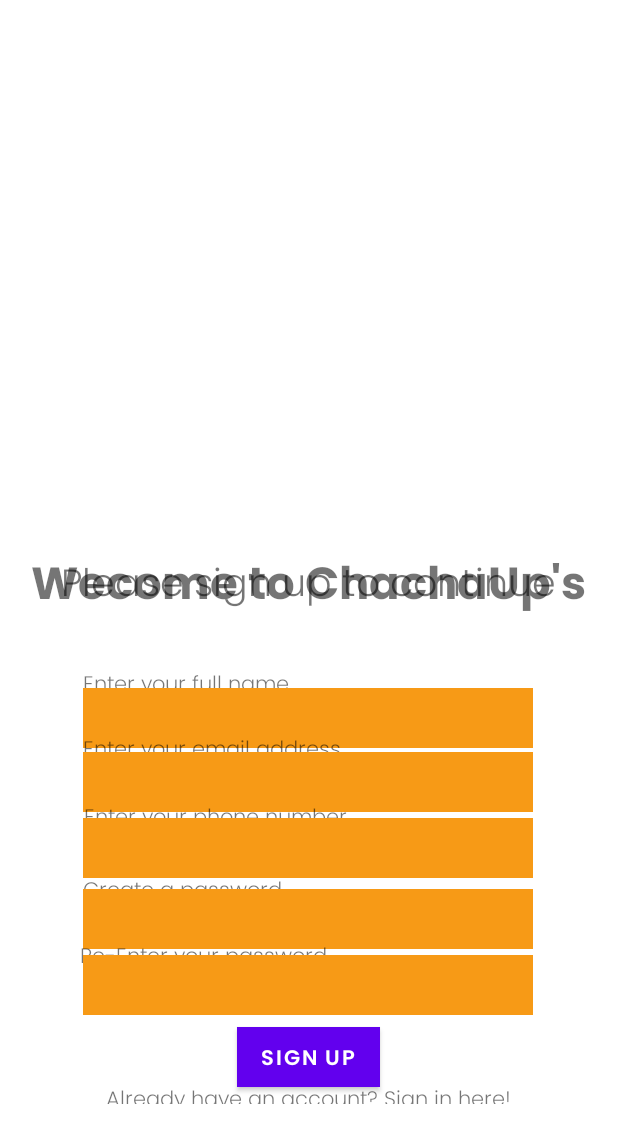
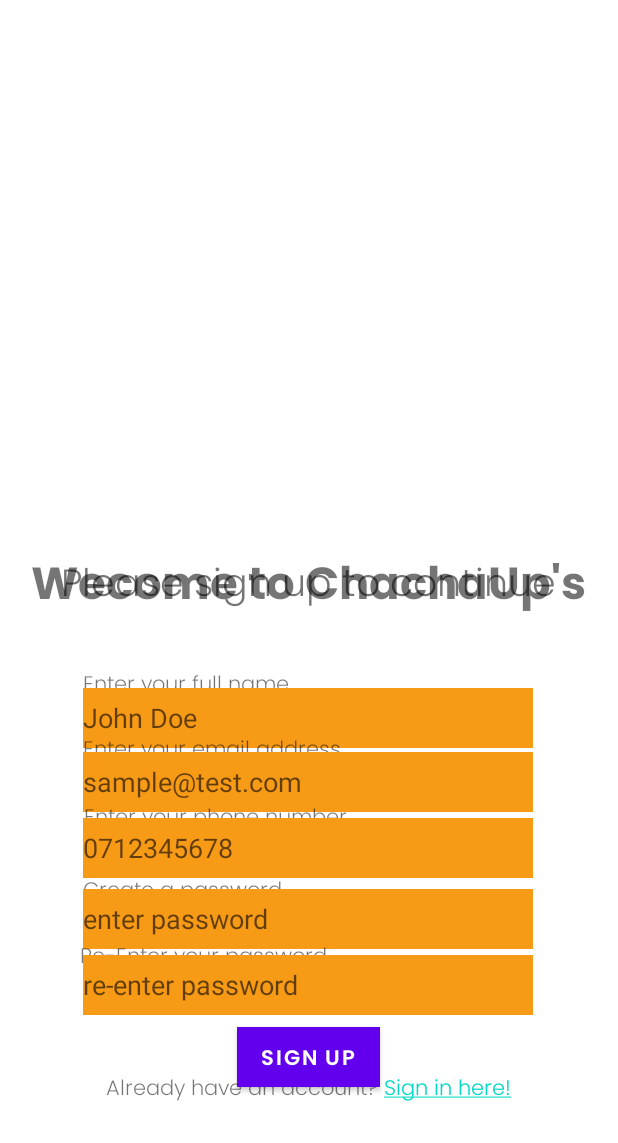
Before and after one commit to chacha-john/chachaup, an Android app: the SignUp screen opened directly, with no data from a screen before it, on a phone screen of 412 x 824 dp. Shown: the top 1143 px of the screen. Run offline under Robolectric (Android 15) with nearby library versions, the phone set to English and light mode, and no system bars; our stand-ins replace ButterKnife.

Commit message:
fix - add hints to editText fields

```diff
--- a/app/src/main/res/layout/sign_up.xml
+++ b/app/src/main/res/layout/sign_up.xml
@@ -65,6 +65,7 @@
         android:layout_height="40dp"
         android:background="@color/text_box_color"
         android:ems="10"
+        android:hint="John Doe"
         android:inputType="textPersonName"
         app:layout_constraintBottom_toBottomOf="parent"
         app:layout_constraintEnd_toEndOf="parent"
@@ -92,6 +93,7 @@
         android:layout_height="40dp"
         android:background="@color/text_box_color"
         android:ems="10"
+        android:hint="sample@test.com"
         android:inputType="textEmailAddress"
         app:layout_constraintBottom_toBottomOf="parent"
         app:layout_constraintEnd_toEndOf="parent"
@@ -119,6 +121,7 @@
         android:layout_height="40dp"
         android:background="@color/text_box_color"
         android:ems="10"
+        android:hint="0712345678"
         android:inputType="phone"
         app:layout_constraintBottom_toBottomOf="parent"
         app:layout_constraintEnd_toEndOf="parent"
@@ -145,6 +148,7 @@
         android:layout_height="40dp"
         android:background="@color/text_box_color"
         android:ems="10"
+        android:hint="enter password"
         android:inputType="textPassword"
         app:layout_constraintBottom_toBottomOf="parent"
         app:layout_constraintEnd_toEndOf="parent"
@@ -172,6 +176,7 @@
         android:layout_height="40dp"
         android:background="@color/text_box_color"
         android:ems="10"
+        android:hint="re-enter password"
         android:inputType="textPassword"
         app:layout_constraintBottom_toBottomOf="parent"
         app:layout_constraintEnd_toEndOf="parent"
@@ -197,8 +202,8 @@
     <TextView
         android:id="@+id/textViewLogin"
         android:layout_width="wrap_content"
-        android:layout_height="14dp"
-        android:text="Already have an account? Sign in here!"
+        android:layout_height="wrap_content"
+        android:text="@string/sign_in"
         android:fontFamily="@font/poppins_light_italic"
         app:layout_constraintBottom_toBottomOf="parent"
         app:layout_constraintEnd_toEndOf="parent"
```
Also changed, not shown: app/src/main/res/layout/dashboard.xml (+26 -0 lines).
